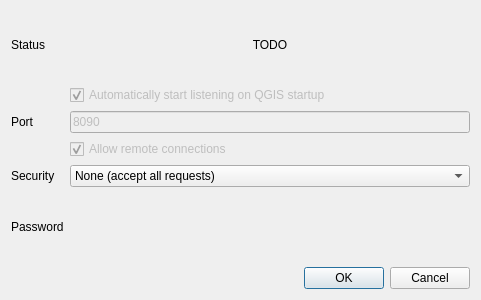
First picture: the form in network_api_dialog_base.ui, repository franzoni315/QGISNetworkAPI, before the edit.
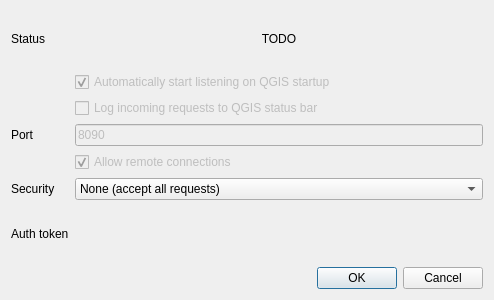
Second picture: the form after the edit.

What changed in the file:
```diff
--- a/network_api_dialog_base.ui
+++ b/network_api_dialog_base.ui
@@ -6,7 +6,7 @@
    <rect>
     <x>0</x>
     <y>0</y>
-    <width>481</width>
+    <width>494</width>
     <height>300</height>
    </rect>
   </property>
@@ -31,14 +31,37 @@
      </property>
     </widget>
    </item>
-   <item row="2" column="1">
+   <item row="1" column="2">
+    <widget class="QCheckBox" name="checkBox_autostart">
+     <property name="enabled">
+      <bool>false</bool>
+     </property>
+     <property name="text">
+      <string>Automatically start listening on QGIS startup</string>
+     </property>
+     <property name="checked">
+      <bool>true</bool>
+     </property>
+    </widget>
+   </item>
+   <item row="2" column="2">
+    <widget class="QCheckBox" name="checkBox">
+     <property name="enabled">
+      <bool>false</bool>
+     </property>
+     <property name="text">
+      <string>Log incoming requests to QGIS status bar</string>
+     </property>
+    </widget>
+   </item>
+   <item row="3" column="1">
     <widget class="QLabel" name="label">
      <property name="text">
       <string>Port</string>
      </property>
     </widget>
    </item>
-   <item row="2" column="2">
+   <item row="3" column="2">
     <widget class="QLineEdit" name="lineEdit">
      <property name="enabled">
       <bool>false</bool>
@@ -51,13 +74,16 @@
      </property>
     </widget>
    </item>
-   <item row="7" column="1" colspan="2">
-    <widget class="QDialogButtonBox" name="button_box">
-     <property name="orientation">
-      <enum>Qt::Horizontal</enum>
+   <item row="4" column="2">
+    <widget class="QCheckBox" name="checkBox_remote">
+     <property name="enabled">
+      <bool>false</bool>
      </property>
-     <property name="standardButtons">
-      <set>QDialogButtonBox::Cancel|QDialogButtonBox::Ok</set>
+     <property name="text">
+      <string>Allow remote connections</string>
+     </property>
+     <property name="checked">
+      <bool>true</bool>
      </property>
     </widget>
    </item>
@@ -90,36 +116,20 @@
      </item>
     </widget>
    </item>
-   <item row="1" column="2">
-    <widget class="QCheckBox" name="checkBox_autostart">
-     <property name="enabled">
-      <bool>false</bool>
-     </property>
-     <property name="text">
-      <string>Automatically start listening on QGIS startup</string>
-     </property>
-     <property name="checked">
-      <bool>true</bool>
-     </property>
-    </widget>
-   </item>
-   <item row="3" column="2">
-    <widget class="QCheckBox" name="checkBox_remote">
-     <property name="enabled">
-      <bool>false</bool>
-     </property>
-     <property name="text">
-      <string>Allow remote connections</string>
-     </property>
-     <property name="checked">
-      <bool>true</bool>
-     </property>
-    </widget>
-   </item>
    <item row="6" column="1">
     <widget class="QLabel" name="label_password">
      <property name="text">
-      <string>Password</string>
+      <string>Auth token</string>
+     </property>
+    </widget>
+   </item>
+   <item row="7" column="1" colspan="2">
+    <widget class="QDialogButtonBox" name="button_box">
+     <property name="orientation">
+      <enum>Qt::Horizontal</enum>
+     </property>
+     <property name="standardButtons">
+      <set>QDialogButtonBox::Cancel|QDialogButtonBox::Ok</set>
      </property>
     </widget>
    </item>
```
Left out of the diff: 4 changed lines with no effect on the pictures.
